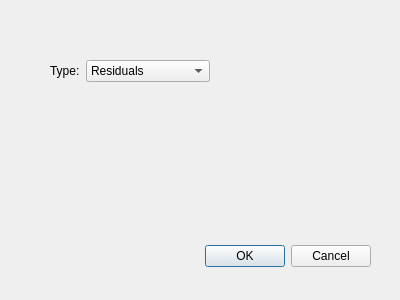
This is popUpNewFigure.ui in Eng-RSMY/petroFoam as Qt 5 draws it before an edit. The edited form follows.
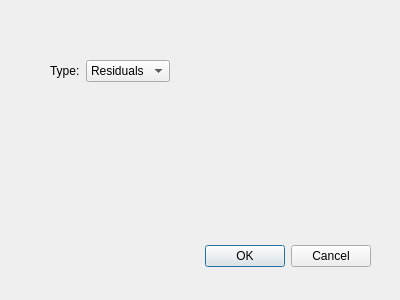
This is the edited form.

```diff
--- a/popUpNewFigure.ui
+++ b/popUpNewFigure.ui
@@ -39,11 +39,14 @@
     <rect>
      <x>50</x>
      <y>60</y>
-     <width>160</width>
-     <height>80</height>
+     <width>120</width>
+     <height>27</height>
     </rect>
    </property>
    <layout class="QFormLayout" name="formLayout">
+    <property name="fieldGrowthPolicy">
+     <enum>QFormLayout::AllNonFixedFieldsGrow</enum>
+    </property>
     <item row="0" column="0">
      <widget class="QLabel" name="label_1">
       <property name="text">
```
